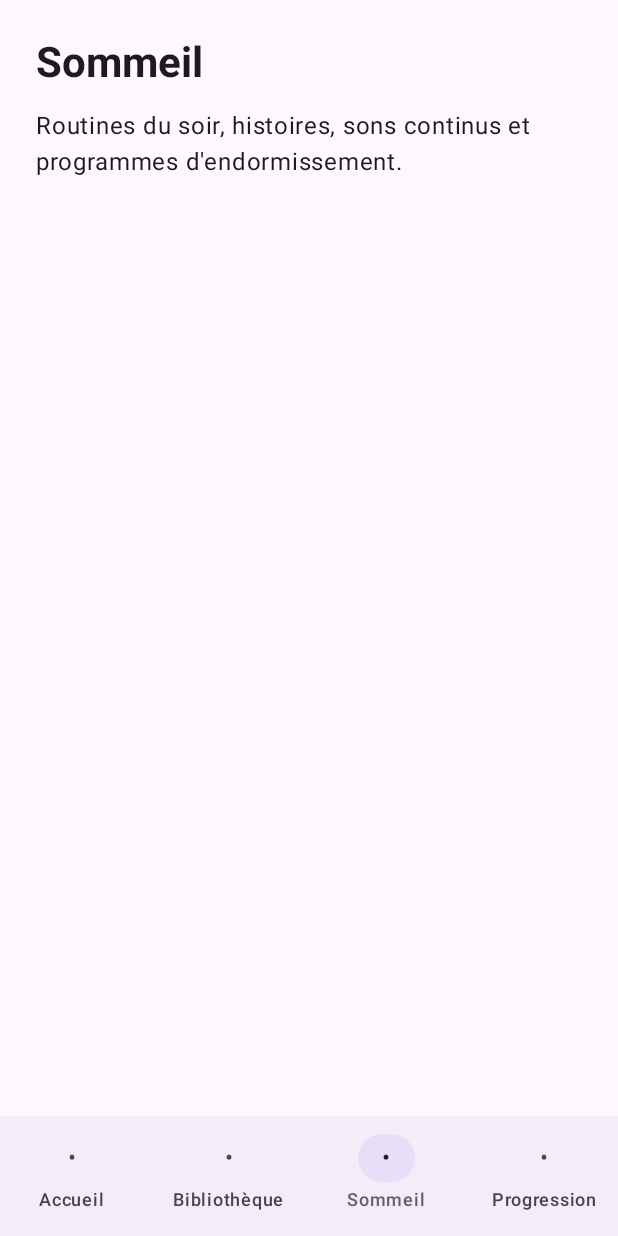
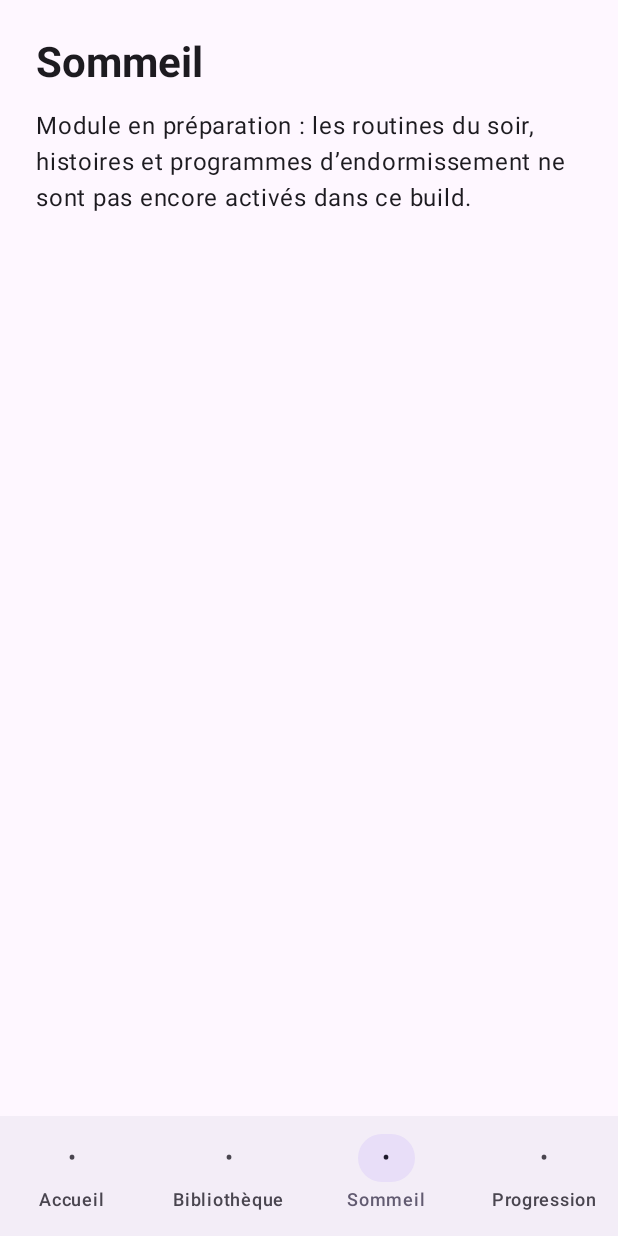
Before and after one commit to teetee971/Quantum-Deep-Calm-AI, an Android app built with Jetpack Compose: the sleep screen opened through its navigation route, on a phone screen of 412 x 824 dp. Run offline under Robolectric (Android 15) with nearby library versions, the light colour scheme and no system bars.

Commit message:
ux(android): make unfinished modules explicit in the UI

```diff
--- a/app/src/main/java/com/quantumdeepcalm/ai/MainActivity.kt
+++ b/app/src/main/java/com/quantumdeepcalm/ai/MainActivity.kt
@@ -113,19 +113,19 @@ private fun QuantumDeepCalmApp() {
             composable(AppNavigationContract.LIBRARY) {
                 SimpleSectionScreen(
                     title = "Bibliothèque",
-                    body = "Les méditations téléchargées, favorites et disponibles hors connexion seront regroupées ici.",
+                    body = "Module en préparation : les téléchargements, favoris et contenus hors connexion ne sont pas encore activés dans ce build.",
                 )
             }
             composable(AppNavigationContract.SLEEP) {
                 SimpleSectionScreen(
                     title = "Sommeil",
-                    body = "Routines du soir, histoires, sons continus et programmes d'endormissement.",
+                    body = "Module en préparation : les routines du soir, histoires et programmes d’endormissement ne sont pas encore activés dans ce build.",
                 )
             }
             composable(AppNavigationContract.PROGRESS) {
                 SimpleSectionScreen(
                     title = "Progression",
-                    body = "Historique, régularité, minutes méditées et objectifs personnels.",
+                    body = "Module en préparation : aucun historique, objectif ou suivi de régularité n’est encore enregistré dans ce build.",
                 )
             }
             composable(AppNavigationContract.PLAYER) {
```
